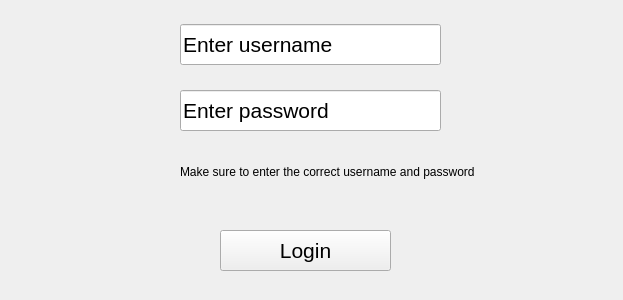
Old version of the form login.ui in the repository Midnight1938/Library-Management-System.
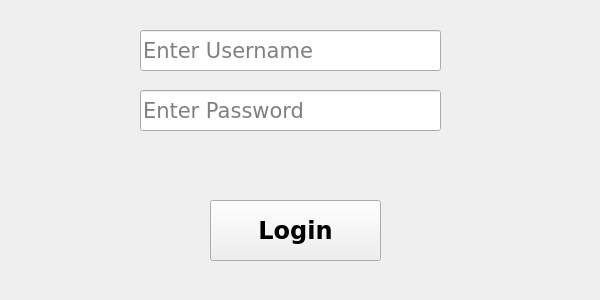
New version of the form.

The edit to the form file:
```diff
--- a/login.ui
+++ b/login.ui
@@ -2,29 +2,41 @@
 <ui version="4.0">
  <class>Form</class>
  <widget class="QWidget" name="Form">
+  <property name="enabled">
+   <bool>true</bool>
+  </property>
   <property name="geometry">
    <rect>
     <x>0</x>
     <y>0</y>
-    <width>623</width>
+    <width>600</width>
     <height>300</height>
    </rect>
   </property>
+  <property name="maximumSize">
+   <size>
+    <width>600</width>
+    <height>300</height>
+   </size>
+  </property>
   <property name="windowTitle">
    <string>Form</string>
   </property>
   <widget class="QPushButton" name="pushButton">
    <property name="geometry">
     <rect>
-     <x>220</x>
-     <y>230</y>
+     <x>210</x>
+     <y>200</y>
      <width>171</width>
-     <height>41</height>
+     <height>61</height>
     </rect>
    </property>
    <property name="font">
     <font>
-     <pointsize>16</pointsize>
+     <family>DejaVu Sans</family>
+     <pointsize>18</pointsize>
+     <weight>75</weight>
+     <bold>true</bold>
     </font>
    </property>
    <property name="text">
@@ -34,50 +46,74 @@
   <widget class="QLineEdit" name="lineEdit">
    <property name="geometry">
     <rect>
-     <x>180</x>
-     <y>24</y>
-     <width>261</width>
+     <x>140</x>
+     <y>30</y>
+     <width>301</width>
      <height>41</height>
     </rect>
    </property>
    <property name="font">
     <font>
+     <family>DejaVu Sans</family>
      <pointsize>16</pointsize>
     </font>
    </property>
+   <property name="inputMask">
+    <string/>
+   </property>
    <property name="text">
-    <string>Enter username </string>
+    <string/>
+   </property>
+   <property name="placeholderText">
+    <string>Enter Username</string>
    </property>
   </widget>
   <widget class="QLineEdit" name="lineEdit_2">
    <property name="geometry">
     <rect>
-     <x>180</x>
+     <x>140</x>
      <y>90</y>
-     <width>261</width>
+     <width>301</width>
      <height>41</height>
     </rect>
    </property>
    <property name="font">
     <font>
+     <family>DejaVu Sans</family>
      <pointsize>16</pointsize>
     </font>
    </property>
    <property name="text">
-    <string>Enter password</string>
+    <string/>
+   </property>
+   <property name="echoMode">
+    <enum>QLineEdit::Password</enum>
+   </property>
+   <property name="placeholderText">
+    <string>Enter Password</string>
    </property>
   </widget>
   <widget class="QLabel" name="label">
    <property name="geometry">
     <rect>
-     <x>180</x>
-     <y>156</y>
-     <width>301</width>
+     <x>90</x>
+     <y>150</y>
+     <width>411</width>
      <height>31</height>
     </rect>
    </property>
+   <property name="font">
+    <font>
+     <family>KacstDigital</family>
+     <pointsize>12</pointsize>
+     <italic>true</italic>
+    </font>
+   </property>
    <property name="text">
-    <string>Make sure to enter the correct username and password</string>
+    <string/>
+   </property>
+   <property name="alignment">
+    <set>Qt::AlignCenter</set>
    </property>
   </widget>
  </widget>
```
